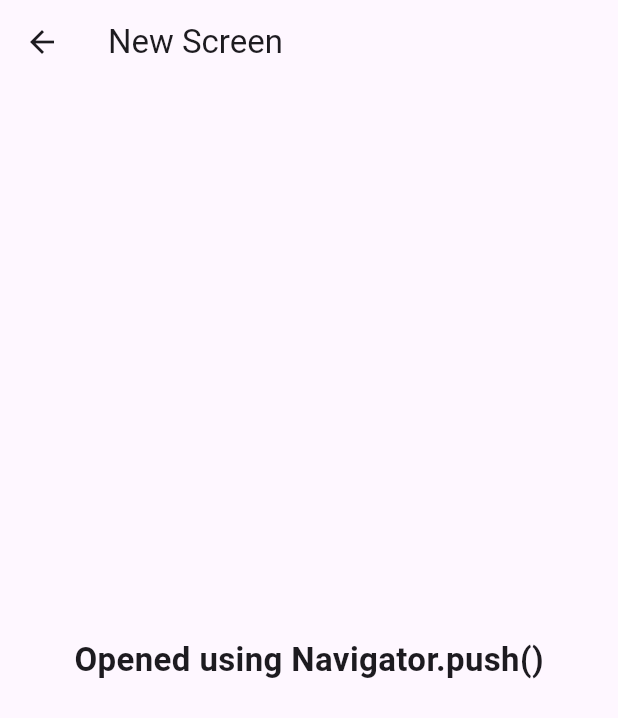
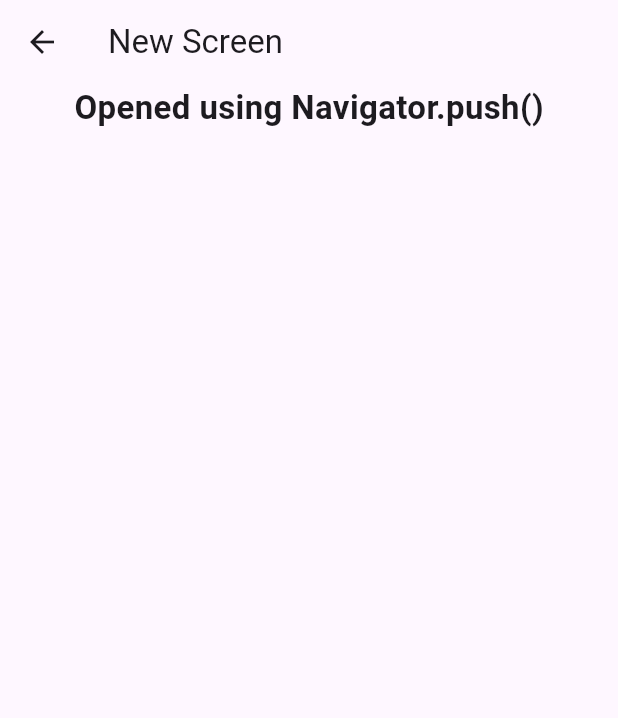
Before and after one commit to NetraChauhan/flutter_lab_sheet_4, a Flutter app: the Page1 screen opened directly, after a tap on "Push New Screen", on a phone screen of 412 x 824 dp. Shown: the top 718 px of the screen. Run offline on Flutter 3.47's test engine with Material 3 defaults, Android fonts, the phone set to English and light mode, and no system bars.

Commit message:
Remove vertical centering from Program 6

```diff
--- a/lib/program_06.dart
+++ b/lib/program_06.dart
@@ -7,10 +7,10 @@ class App extends StatelessWidget{
 }
 class Page1 extends StatelessWidget{
  const Page1({super.key});
- Widget build(c)=>Scaffold(appBar:AppBar(title:const Text('Navigator.push()')),body:Center(child:ElevatedButton.icon(
+ Widget build(c)=>Scaffold(appBar:AppBar(title:const Text('Navigator.push()')),body:Align(alignment:Alignment.topCenter,child:ElevatedButton.icon(
   onPressed:()=>Navigator.push(c,MaterialPageRoute(builder:(_)=>const Page2())),icon:const Icon(Icons.open_in_new),label:const Text('Push New Screen'))));
 }
 class Page2 extends StatelessWidget{
  const Page2({super.key});
- Widget build(c)=>Scaffold(appBar:AppBar(title:const Text('New Screen')),body:const Center(child:Text('Opened using Navigator.push()',style:TextStyle(fontSize:22,fontWeight:FontWeight.bold))));
+ Widget build(c)=>Scaffold(appBar:AppBar(title:const Text('New Screen')),body:const Align(alignment:Alignment.topCenter,child:Text('Opened using Navigator.push()',style:TextStyle(fontSize:22,fontWeight:FontWeight.bold))));
 }
```
